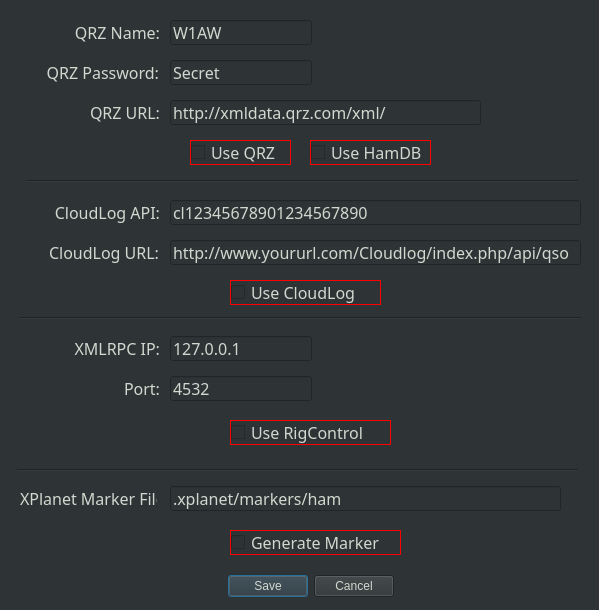
Old version of the form settings.ui in the repository mbridak/FieldDayLogger.
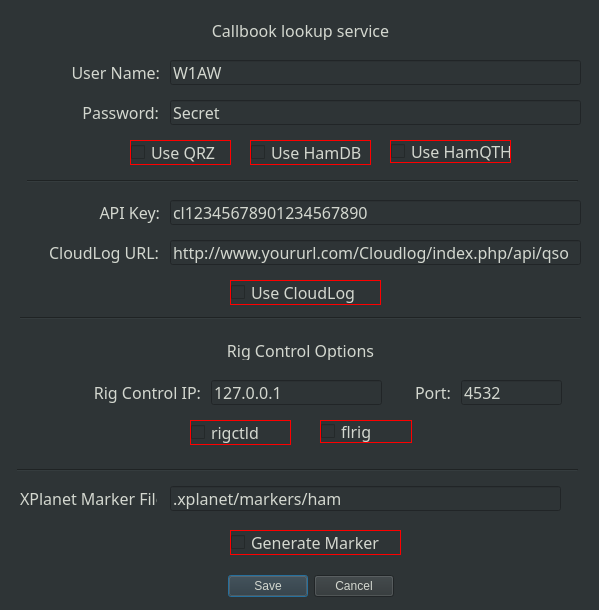
New version of the form.

Commit message: reworking settings dialog

```diff
--- a/settings.ui
+++ b/settings.ui
@@ -56,9 +56,9 @@
   <widget class="QLabel" name="label">
    <property name="geometry">
     <rect>
-     <x>59</x>
-     <y>20</y>
-     <width>101</width>
+     <x>29</x>
+     <y>60</y>
+     <width>131</width>
      <height>25</height>
     </rect>
    </property>
@@ -71,7 +71,7 @@
     </font>
    </property>
    <property name="text">
-    <string>QRZ Name:</string>
+    <string>User Name:</string>
    </property>
    <property name="alignment">
     <set>Qt::AlignRight|Qt::AlignTrailing|Qt::AlignVCenter</set>
@@ -81,32 +81,8 @@
    <property name="geometry">
     <rect>
      <x>28</x>
-     <y>60</y>
-     <width>131</width>
-     <height>25</height>
-    </rect>
-   </property>
-   <property name="font">
-    <font>
-     <family>JetBrains Mono</family>
-     <pointsize>12</pointsize>
-     <weight>50</weight>
-     <bold>false</bold>
-    </font>
-   </property>
-   <property name="text">
-    <string>QRZ Password:</string>
-   </property>
-   <property name="alignment">
-    <set>Qt::AlignRight|Qt::AlignTrailing|Qt::AlignVCenter</set>
-   </property>
-  </widget>
-  <widget class="QLabel" name="label_3">
-   <property name="geometry">
-    <rect>
-     <x>69</x>
      <y>100</y>
-     <width>91</width>
+     <width>131</width>
      <height>25</height>
     </rect>
    </property>
@@ -119,7 +95,7 @@
     </font>
    </property>
    <property name="text">
-    <string>QRZ URL:</string>
+    <string>Password:</string>
    </property>
    <property name="alignment">
     <set>Qt::AlignRight|Qt::AlignTrailing|Qt::AlignVCenter</set>
@@ -143,7 +119,7 @@
     </font>
    </property>
    <property name="text">
-    <string>CloudLog API:</string>
+    <string>API Key:</string>
    </property>
    <property name="alignment">
     <set>Qt::AlignRight|Qt::AlignTrailing|Qt::AlignVCenter</set>
@@ -176,9 +152,9 @@
   <widget class="QLabel" name="label_6">
    <property name="geometry">
     <rect>
-     <x>34</x>
-     <y>336</y>
-     <width>126</width>
+     <x>40</x>
+     <y>380</y>
+     <width>161</width>
      <height>25</height>
     </rect>
    </property>
@@ -191,7 +167,7 @@
     </font>
    </property>
    <property name="text">
-    <string>XMLRPC IP:</string>
+    <string>Rig Control IP:</string>
    </property>
    <property name="alignment">
     <set>Qt::AlignRight|Qt::AlignTrailing|Qt::AlignVCenter</set>
@@ -200,8 +176,8 @@
   <widget class="QLabel" name="label_7">
    <property name="geometry">
     <rect>
-     <x>89</x>
-     <y>376</y>
+     <x>380</x>
+     <y>380</y>
      <width>71</width>
      <height>25</height>
     </rect>
@@ -224,7 +200,7 @@
   <widget class="QCheckBox" name="useqrz_checkBox">
    <property name="geometry">
     <rect>
-     <x>190</x>
+     <x>130</x>
      <y>140</y>
      <width>101</width>
      <height>25</height>
@@ -275,9 +251,9 @@
   <widget class="QCheckBox" name="userigcontrol_checkBox">
    <property name="geometry">
     <rect>
-     <x>230</x>
+     <x>190</x>
      <y>420</y>
-     <width>161</width>
+     <width>101</width>
      <height>25</height>
     </rect>
    </property>
@@ -293,15 +269,15 @@
     <string notr="true">border: 1px solid red;</string>
    </property>
    <property name="text">
-    <string>Use RigControl</string>
+    <string>rigctld</string>
    </property>
   </widget>
   <widget class="QLineEdit" name="qrzname_field">
    <property name="geometry">
     <rect>
      <x>170</x>
-     <y>20</y>
-     <width>142</width>
+     <y>60</y>
+     <width>411</width>
      <height>25</height>
     </rect>
    </property>
@@ -321,8 +297,8 @@
    <property name="geometry">
     <rect>
      <x>170</x>
-     <y>60</y>
-     <width>142</width>
+     <y>100</y>
+     <width>411</width>
      <height>25</height>
     </rect>
    </property>
@@ -338,27 +314,6 @@
     <string>Secret</string>
    </property>
   </widget>
-  <widget class="QLineEdit" name="qrzurl_field">
-   <property name="geometry">
-    <rect>
-     <x>170</x>
-     <y>100</y>
-     <width>311</width>
-     <height>25</height>
-    </rect>
-   </property>
-   <property name="font">
-    <font>
-     <family>JetBrains Mono</family>
-     <pointsize>12</pointsize>
-     <weight>50</weight>
-     <bold>false</bold>
-    </font>
-   </property>
-   <property name="text">
-    <string>http://xmldata.qrz.com/xml/</string>
-   </property>
-  </widget>
   <widget class="QLineEdit" name="cloudlogapi_field">
    <property name="geometry">
     <rect>
@@ -404,9 +359,9 @@
   <widget class="QLineEdit" name="rigcontrolip_field">
    <property name="geometry">
     <rect>
-     <x>170</x>
-     <y>336</y>
-     <width>142</width>
+     <x>211</x>
+     <y>380</y>
+     <width>171</width>
      <height>25</height>
     </rect>
    </property>
@@ -425,9 +380,9 @@
   <widget class="QLineEdit" name="rigcontrolport_field">
    <property name="geometry">
     <rect>
-     <x>170</x>
-     <y>376</y>
-     <width>142</width>
+     <x>461</x>
+     <y>380</y>
+     <width>101</width>
      <height>25</height>
     </rect>
    </property>
@@ -567,7 +522,7 @@
   <widget class="QCheckBox" name="usehamdb_checkBox">
    <property name="geometry">
     <rect>
-     <x>310</x>
+     <x>250</x>
      <y>140</y>
      <width>121</width>
      <height>25</height>
@@ -586,6 +541,94 @@
     <string>Use HamDB</string>
    </property>
   </widget>
+  <widget class="QCheckBox" name="checkBox">
+   <property name="geometry">
+    <rect>
+     <x>390</x>
+     <y>140</y>
+     <width>121</width>
+     <height>23</height>
+    </rect>
+   </property>
+   <property name="font">
+    <font>
+     <family>JetBrains Mono</family>
+     <pointsize>12</pointsize>
+    </font>
+   </property>
+   <property name="styleSheet">
+    <string notr="true">border: 1px solid red;</string>
+   </property>
+   <property name="text">
+    <string>Use HamQTH</string>
+   </property>
+  </widget>
+  <widget class="QLabel" name="label_3">
+   <property name="geometry">
+    <rect>
+     <x>20</x>
+     <y>20</y>
+     <width>561</width>
+     <height>20</height>
+    </rect>
+   </property>
+   <property name="font">
+    <font>
+     <family>JetBrains Mono</family>
+     <pointsize>12</pointsize>
+    </font>
+   </property>
+   <property name="text">
+    <string>Callbook lookup service</string>
+   </property>
+   <property name="alignment">
+    <set>Qt::AlignCenter</set>
+   </property>
+  </widget>
+  <widget class="QCheckBox" name="checkBox_2">
+   <property name="geometry">
+    <rect>
+     <x>320</x>
+     <y>420</y>
+     <width>92</width>
+     <height>23</height>
+    </rect>
+   </property>
+   <property name="font">
+    <font>
+     <family>JetBrains Mono</family>
+     <pointsize>12</pointsize>
+    </font>
+   </property>
+   <property name="styleSheet">
+    <string notr="true">border: 1px solid red;</string>
+   </property>
+   <property name="text">
+    <string>flrig</string>
+   </property>
+  </widget>
+  <widget class="QLabel" name="label_9">
+   <property name="geometry">
+    <rect>
+     <x>20</x>
+     <y>340</y>
+     <width>561</width>
+     <height>20</height>
+    </rect>
+   </property>
+   <property name="font">
+    <font>
+     <family>JetBrains Mono</family>
+     <pointsize>12</pointsize>
+    </font>
+   </property>
+   <property name="text">
+    <string>Rig Control Options</string>
+   </property>
+   <property name="alignment">
+    <set>Qt::AlignCenter</set>
+   </property>
+  </widget>
  </widget>
  <resources/>
  <connections>
```
Left out of the diff: 4 changed lines with no effect on the pictures. The commit also changes 1 other file.
